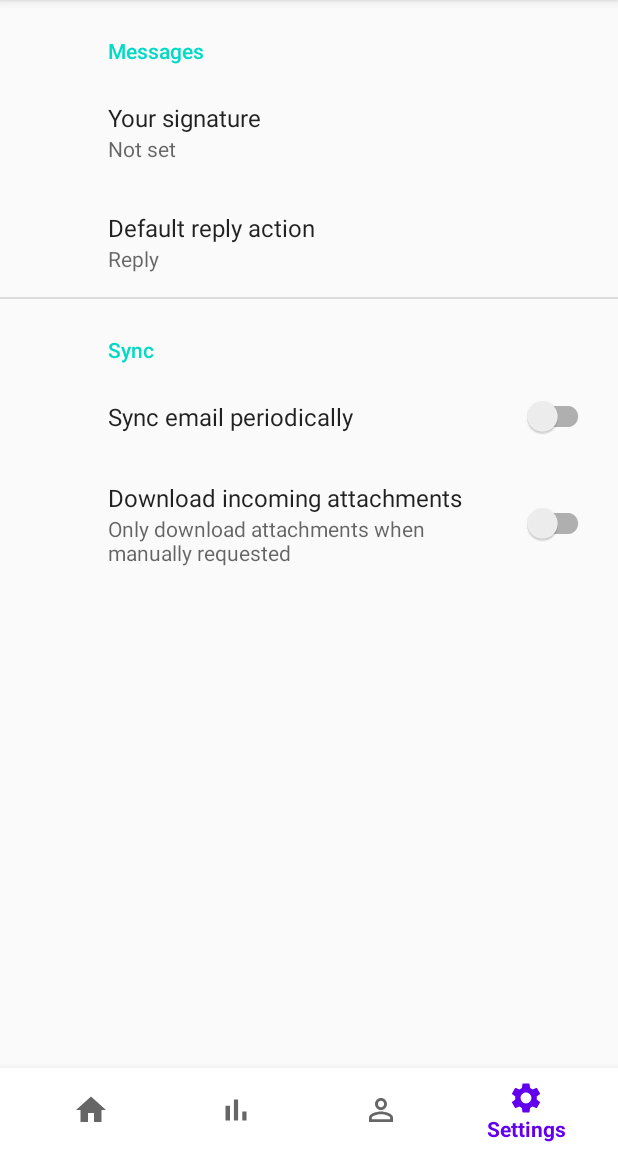
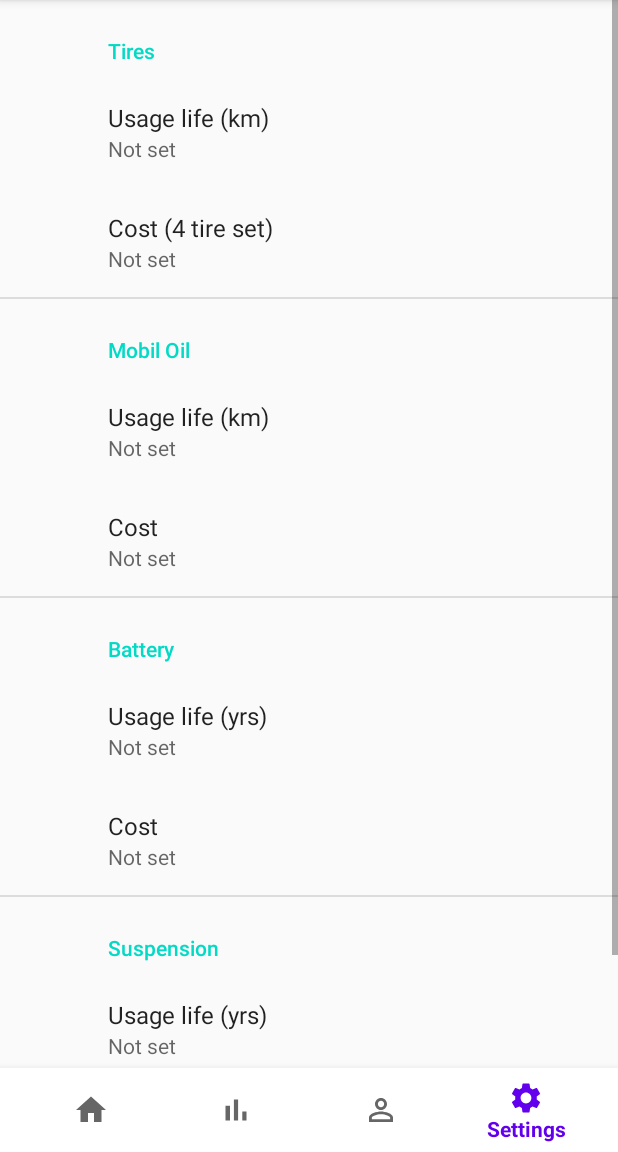
Before and after one commit to mmahadt/TravelExpense, an Android app: the screen it shows after launch (SettingsActivity), item 4 of the bottom bar chosen, on a phone screen of 412 x 824 dp, the part 84-1236 px from its top. Run offline under Robolectric (Android 15) with nearby library versions, the phone set to English and light mode, and no system bars; our stand-ins replace androidx.preference.

Commit message:
Preferences screen has the list of preferences

```diff
--- a/app/src/main/res/xml/root_preferences.xml
+++ b/app/src/main/res/xml/root_preferences.xml
@@ -1,35 +1,92 @@
 <PreferenceScreen xmlns:app="http://schemas.android.com/apk/res-auto">
 
-    <PreferenceCategory app:title="@string/messages_header">
+    <PreferenceCategory app:title="Tires">
 
         <EditTextPreference
-            app:key="signature"
-            app:title="@string/signature_title"
+            app:key="tire_usage_life"
+            app:title="Usage life (km)"
             app:useSimpleSummaryProvider="true" />
 
-        <ListPreference
-            app:defaultValue="reply"
-            app:entries="@array/reply_entries"
-            app:entryValues="@array/reply_values"
-            app:key="reply"
-            app:title="@string/reply_title"
+        <EditTextPreference
+            app:key="cost_tires_set"
+            app:title="Cost (4 tire set)"
             app:useSimpleSummaryProvider="true" />
 
     </PreferenceCategory>
 
-    <PreferenceCategory app:title="@string/sync_header">
+    <PreferenceCategory app:title="Mobil Oil">
 
-        <SwitchPreferenceCompat
-            app:key="sync"
-            app:title="@string/sync_title" />
+        <EditTextPreference
+            app:key="mobil_oil_usage_life"
+            app:title="Usage life (km)"
+            app:useSimpleSummaryProvider="true" />
 
-        <SwitchPreferenceCompat
-            app:dependency="sync"
-            app:key="attachment"
-            app:summaryOff="@string/attachment_summary_off"
-            app:summaryOn="@string/attachment_summary_on"
-            app:title="@string/attachment_title" />
+        <EditTextPreference
+            app:key="mobil_oil_cost"
+            app:title="Cost"
+            app:useSimpleSummaryProvider="true" />
 
     </PreferenceCategory>
 
+    <PreferenceCategory app:title="Battery">
+
+        <EditTextPreference
+            app:key="battery_usage_life"
+            app:title="Usage life (yrs)"
+            app:useSimpleSummaryProvider="true" />
+
+        <EditTextPreference
+            app:key="battery_cost"
+            app:title="Cost"
+            app:useSimpleSummaryProvider="true" />
+
+    </PreferenceCategory>
+
+    <PreferenceCategory app:title="Suspension">
+
+        <EditTextPreference
+            app:key="suspension_usage_life"
+            app:title="Usage life (yrs)"
+            app:useSimpleSummaryProvider="true" />
+
+        <EditTextPreference
+            app:key="suspension_cost"
+            app:title="Cost"
+            app:useSimpleSummaryProvider="true" />
+
+    </PreferenceCategory>
+
+
+<!--    <PreferenceCategory app:title="@string/messages_header">-->
+
+<!--        <EditTextPreference-->
+<!--            app:key="signature"-->
+<!--            app:title="@string/signature_title"-->
+<!--            app:useSimpleSummaryProvider="true" />-->
+
+<!--        <ListPreference-->
+<!--            app:defaultValue="reply"-->
+<!--            app:entries="@array/reply_entries"-->
+<!--            app:entryValues="@array/reply_values"-->
+<!--            app:key="reply"-->
+<!--            app:title="@string/reply_title"-->
+<!--            app:useSimpleSummaryProvider="true" />-->
+
+<!--    </PreferenceCategory>-->
+
+<!--    <PreferenceCategory app:title="@string/sync_header">-->
+
+<!--        <SwitchPreferenceCompat-->
+<!--            app:key="sync"-->
+<!--            app:title="@string/sync_title" />-->
+
+<!--        <SwitchPreferenceCompat-->
+<!--            app:dependency="sync"-->
+<!--            app:key="attachment"-->
+<!--            app:summaryOff="@string/attachment_summary_off"-->
+<!--            app:summaryOn="@string/attachment_summary_on"-->
+<!--            app:title="@string/attachment_title" />-->
+
+<!--    </PreferenceCategory>-->
+
 </PreferenceScreen>
```
Also changed, not shown: app/src/main/java/com/example/travelexpenses/SettingsActivity.java (+0 -10 lines).
